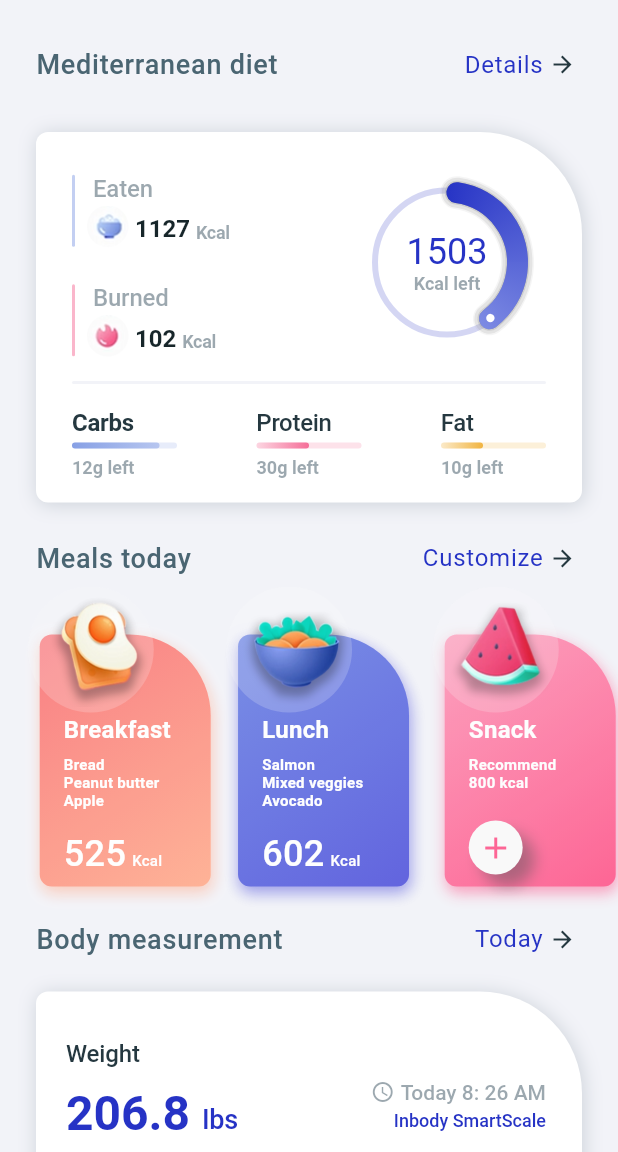
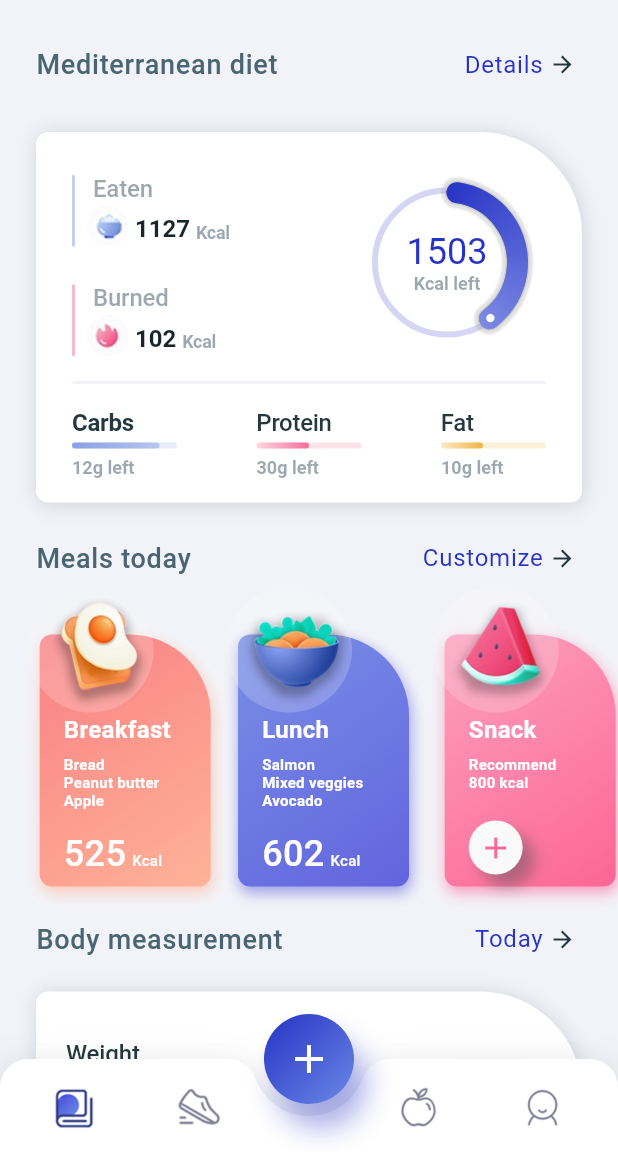
Before and after one commit to ragabelsayed/FitnessApp, a Flutter app: the HomeScreen screen opened directly, on a phone screen of 412 x 824 dp, the part 84-1236 px from its top. Run offline on Flutter 3.47's test engine with Material 2 defaults, Android fonts, the phone set to English and light mode, and no system bars; our stand-ins replace google_fonts.

Commit message:
Adding custom bottomBar

```diff
--- a/fitness_app/lib/main.dart
+++ b/fitness_app/lib/main.dart
@@ -16,8 +16,8 @@ class MyApp extends StatelessWidget {
       theme: ThemeData(
         primarySwatch: Colors.blue,
       ),
-      home: TrainingScreen(),
-      //home: HomeScreen(),
+      // home: TrainingScreen(),
+      home: HomeScreen(),
       //home: MyDiaryScreen(),
       routes: {},
     );
--- a/fitness_app/lib/models/tabIcon_data.dart
+++ b/fitness_app/lib/models/tabIcon_data.dart
@@ -1,14 +1,18 @@
+import 'package:flutter/material.dart';
+
 class TabIconData {
   String image;
   String selectedImage;
   bool isSelected;
   int index;
+  AnimationController animationController;
 
   TabIconData({
     this.image = '',
     this.index = 0,
     this.selectedImage = '',
     this.isSelected = false,
+    this.animationController,
   });
 
   static List<TabIconData> tabIconsList = [
@@ -17,24 +21,28 @@ class TabIconData {
       selectedImage: 'lib/assets/images/tab_1s.png',
       index: 0,
       isSelected: true,
+      animationController: null,
     ),
     TabIconData(
       image: 'lib/assets/images/tab_2.png',
       selectedImage: 'lib/assets/images/tab_2s.png',
       index: 1,
       isSelected: false,
+      animationController: null,
     ),
     TabIconData(
       image: 'lib/assets/images/tab_3.png',
       selectedImage: 'lib/assets/images/tab_3s.png',
       index: 2,
       isSelected: false,
+      animationController: null,
     ),
     TabIconData(
       image: 'lib/assets/images/tab_4.png',
       selectedImage: 'lib/assets/images/tab_4s.png',
       index: 3,
       isSelected: false,
+      animationController: null,
     ),
   ];
 }
--- a/fitness_app/lib/screens/home_screen.dart
+++ b/fitness_app/lib/screens/home_screen.dart
@@ -1,5 +1,8 @@
 import 'package:fitness_app/app_theme.dart';
+import 'package:fitness_app/models/tabIcon_data.dart';
 import 'package:fitness_app/screens/my_diary_screen.dart';
+import 'package:fitness_app/screens/training_screen.dart';
+import 'package:fitness_app/widgets/bottom_bar_view.dart';
 import 'package:flutter/material.dart';
 
 class HomeScreen extends StatefulWidget {
@@ -10,6 +13,7 @@ class HomeScreen extends StatefulWidget {
 class _MyHomeScreenState extends State<HomeScreen>
     with TickerProviderStateMixin {
   AnimationController _animationController;
+  List<TabIconData> _tabIconsList = TabIconData.tabIconsList;
   Widget _tabBody = Container(color: AppTheme.background);
 
   @override
@@ -51,6 +55,7 @@ class _MyHomeScreenState extends State<HomeScreen>
               return Stack(
                 children: [
                   _tabBody,
+                  _bottomBar(),
                 ],
               );
             }
@@ -59,4 +64,41 @@ class _MyHomeScreenState extends State<HomeScreen>
       ),
     );
   }
+
+  Widget _bottomBar() {
+    return Column(
+      children: [
+        const Expanded(child: SizedBox()),
+        BottomBarView(
+          tabIconeList: _tabIconsList,
+          addClick: () {},
+          changeIndex: (index) {
+            if (index == 0 || index == 2) {
+              _animationController.reverse().then((value) {
+                if (!mounted) {
+                  return;
+                }
+                setState(() {
+                  _tabBody = MyDiaryScreen(
+                    animationController: _animationController,
+                  );
+                });
+              });
+            } else if (index == 1 || index == 3) {
+              _animationController.reverse().then((value) {
+                if (!mounted) {
+                  return;
+                }
+                setState(() {
+                  _tabBody = TrainingScreen(
+                    animationController: _animationController,
+                  );
+                });
+              });
+            }
+          },
+        ),
+      ],
+    );
+  }
 }
--- a/fitness_app/lib/screens/my_diary_screen.dart
+++ b/fitness_app/lib/screens/my_diary_screen.dart
@@ -247,6 +247,9 @@ class _MyDiaryScreenState extends State<MyDiaryScreen>
           children: [
             _getMainListViewUI(),
             _getAppBarUI(),
+            SizedBox(
+              height: MediaQuery.of(context).padding.bottom,
+            )
           ],
         ),
       ),
--- a/fitness_app/lib/screens/training_screen.dart
+++ b/fitness_app/lib/screens/training_screen.dart
@@ -8,13 +8,15 @@ import 'package:google_fonts/google_fonts.dart';
 import 'package:intl/intl.dart';
 
 class TrainingScreen extends StatefulWidget {
+  final AnimationController animationController;
+
+  const TrainingScreen({this.animationController});
   @override
   _TrainingScreenState createState() => _TrainingScreenState();
 }
 
 class _TrainingScreenState extends State<TrainingScreen>
     with TickerProviderStateMixin {
-  AnimationController _animationController;
   Animation _topBarAnimation;
   List<Widget> _listviews = [];
   DateTime _selectedDate;
@@ -24,13 +26,9 @@ class _TrainingScreenState extends State<TrainingScreen>
   @override
   void initState() {
     super.initState();
-    _animationController = AnimationController(
-      vsync: this,
-      duration: const Duration(milliseconds: 600),
-    );
     _topBarAnimation =
         Tween<double>(begin: 0.0, end: 1.0).animate(CurvedAnimation(
-      parent: _animationController,
+      parent: widget.animationController,
       curve: Interval(0, 0.5, curve: Curves.fastOutSlowIn),
     ));
     _addAllListData();
@@ -66,10 +64,10 @@ class _TrainingScreenState extends State<TrainingScreen>
       TitleView(
         titleText: 'Your program',
         subText: 'Details',
-        animationController: _animationController,
+        animationController: widget.animationController,
         animation: Tween<double>(begin: 0.0, end: 1.0).animate(
           CurvedAnimation(
-            parent: _animationController,
+            parent: widget.animationController,
             curve: Interval(
               (1 / count) * 0,
               1.0,
@@ -82,10 +80,10 @@ class _TrainingScreenState extends State<TrainingScreen>
 
     _listviews.add(
       WorkoutView(
-        animationController: _animationController,
+        animationController: widget.animationController,
         animation: Tween<double>(begin: 0.0, end: 1.0).animate(
           CurvedAnimation(
-            parent: _animationController,
+            parent: widget.animationController,
             curve: Interval(
               (1 / count) * 2,
               1.0,
@@ -98,10 +96,10 @@ class _TrainingScreenState extends State<TrainingScreen>
 
     _listviews.add(
       RunningView(
-        animationController: _animationController,
+        animationController: widget.animationController,
         animation: Tween<double>(begin: 0.0, end: 1.0).animate(
           CurvedAnimation(
-            parent: _animationController,
+            parent: widget.animationController,
             curve: Interval(
               (1 / count) * 3,
               1.0,
@@ -116,10 +114,10 @@ class _TrainingScreenState extends State<TrainingScreen>
       TitleView(
         titleText: 'Area of focus',
         subText: 'more',
-        animationController: _animationController,
+        animationController: widget.animationController,
         animation: Tween<double>(begin: 0.0, end: 1.0).animate(
           CurvedAnimation(
-              parent: _animationController,
+              parent: widget.animationController,
               curve: Interval(
                 (1 / count) * 4,
                 1.0,
@@ -131,10 +129,10 @@ class _TrainingScreenState extends State<TrainingScreen>
 
     _listviews.add(
       AreaListView(
-        mainScreenAnimationController: _animationController,
+        mainScreenAnimationController: widget.animationController,
         mainScreenAnimation: Tween<double>(begin: 0.0, end: 1.0).animate(
           CurvedAnimation(
-            parent: _animationController,
+            parent: widget.animationController,
             curve: Interval(
               (1 / count) * 5,
               1.0,
@@ -144,12 +142,6 @@ class _TrainingScreenState extends State<TrainingScreen>
         ),
       ),
     );
-  }
-
-  @override
-  void dispose() {
-    _animationController.dispose();
-    super.dispose();
   }
 
   void _dataPicker() {
@@ -183,6 +175,9 @@ class _TrainingScreenState extends State<TrainingScreen>
           children: [
             _getMainListViewUI(),
             _getAppBarUI(),
+            SizedBox(
+              height: MediaQuery.of(context).padding.bottom,
+            ),
           ],
         ),
       ),
@@ -206,7 +201,7 @@ class _TrainingScreenState extends State<TrainingScreen>
             ),
             scrollDirection: Axis.vertical,
             itemBuilder: (context, index) {
-              _animationController.forward();
+              widget.animationController.forward();
               return _listviews[index];
             },
           );
@@ -219,7 +214,7 @@ class _TrainingScreenState extends State<TrainingScreen>
     return Column(
       children: [
         AnimatedBuilder(
-          animation: _animationController,
+          animation: widget.animationController,
           builder: (context, child) {
             return FadeTransition(
               opacity: _topBarAnimation,
--- /dev/null
+++ b/fitness_app/lib/widgets/bottom_bar_view.dart
@@ -0,0 +1,380 @@
+import 'package:fitness_app/app_theme.dart';
+import 'dart:math' as math;
+
+import 'package:fitness_app/models/tabIcon_data.dart';
+import 'package:flutter/material.dart';
+
+import '../main.dart';
+
+class BottomBarView extends StatefulWidget {
+  final Function(int index) changeIndex;
+  final Function addClick;
+  final List<TabIconData> tabIconeList;
+
+  const BottomBarView({this.tabIconeList, this.changeIndex, this.addClick});
+
+  @override
+  _BottomBarViewState createState() => _BottomBarViewState();
+}
+
+class _BottomBarViewState extends State<BottomBarView>
+    with TickerProviderStateMixin {
+  AnimationController _animationController;
+
+  @override
+  void initState() {
+    super.initState();
+    _animationController = AnimationController(
+      vsync: this,
+      duration: const Duration(milliseconds: 1000),
+    );
+
+    _animationController.forward();
+  }
+
+  void setRemoveAllSelection(TabIconData tabIconData) {
+    if (!mounted) return;
+    setState(() {
+      widget.tabIconeList.forEach((TabIconData tab) {
+        tab.isSelected = false;
+        if (tabIconData.index == tab.index) {
+          tab.isSelected = true;
+        }
+      });
+    });
+  }
+
+  @override
+  Widget build(BuildContext context) {
+    return Stack(
+      alignment: AlignmentDirectional.bottomCenter,
+      children: [
+        AnimatedBuilder(
+          animation: _animationController,
+          builder: (context, child) {
+            return PhysicalShape(
+              color: AppTheme.white,
+              elevation: 16,
+              clipper: TabClipper(
+                radius: Tween<double>(begin: 0, end: 1)
+                        .animate(
+                          CurvedAnimation(
+                            parent: _animationController,
+                            curve: Curves.fastOutSlowIn,
+                          ),
+                        )
+                        .value *
+                    38.0,
+              ),
+              child: Column(
+                children: [
+                  SizedBox(
+                    height: 62,
+                    child: Padding(
+                      padding: const EdgeInsets.only(left: 8, right: 8, top: 4),
+                      child: Row(
+                        children: [
+                          Expanded(
+                            child: TabIcons(
+                              tabIconData: widget.tabIconeList[0],
+                              removeAllSelect: () {
+                                setRemoveAllSelection(widget.tabIconeList[0]);
+                                widget.changeIndex(0);
+                              },
+                            ),
+                          ),
+                          Expanded(
+                            child: TabIcons(
+                              tabIconData: widget.tabIconeList[1],
+                              removeAllSelect: () {
+                                setRemoveAllSelection(widget.tabIconeList[1]);
+                                widget.changeIndex(1);
+                              },
+                            ),
+                          ),
+                          SizedBox(
+                            width: Tween<double>(begin: 0.0, end: 1.0)
+                                    .animate(CurvedAnimation(
+                                        parent: _animationController,
+                                        curve: Curves.fastOutSlowIn))
+                                    .value *
+                                64.0,
+                          ),
+                          Expanded(
+                            child: TabIcons(
+                              tabIconData: widget.tabIconeList[2],
+                              removeAllSelect: () {
+                                setRemoveAllSelection(widget.tabIconeList[2]);
+                                widget.changeIndex(2);
+                              },
+                            ),
+                          ),
+                          Expanded(
+                            child: TabIcons(
+                              tabIconData: widget.tabIconeList[3],
+                              removeAllSelect: () {
+                                setRemoveAllSelection(widget.tabIconeList[3]);
+                                widget.changeIndex(3);
+                              },
+                            ),
+                          ),
+                        ],
+                      ),
+                    ),
+                  ),
+                  SizedBox(
+                    height: MediaQuery.of(context).padding.bottom,
+                  ),
+                ],
+              ),
+            );
+          },
+        ),
+        Padding(
+          padding:
+              EdgeInsets.only(bottom: MediaQuery.of(context).padding.bottom),
+          child: SizedBox(
+            width: 38 * 2.0,
+            height: 38 + 62.0,
+            child: Container(
+              alignment: Alignment.topCenter,
+              color: Colors.transparent,
+              child: SizedBox(
+                width: 38 * 2.0,
+                height: 38 * 2.0,
+                child: Padding(
+                  padding: const EdgeInsets.all(8.0),
+                  child: ScaleTransition(
+                    alignment: Alignment.center,
+                    scale: Tween<double>(begin: 0.0, end: 1.0).animate(
+                      CurvedAnimation(
+                        parent: _animationController,
+                        curve: Curves.fastOutSlowIn,
+                      ),
+                    ),
+                    child: Container(
+                      decoration: BoxDecoration(
+                        color: AppTheme.nearlyDarkBlue,
+                        gradient: LinearGradient(
+                          colors: [
+                            AppTheme.nearlyDarkBlue,
+                            HexColor('#6A88E5'),
+                          ],
+                          begin: Alignment.topLeft,
+                          end: Alignment.bottomRight,
+                        ),
+                        shape: BoxShape.circle,
+                        boxShadow: [
+                          BoxShadow(
+                            color: AppTheme.nearlyDarkBlue.withOpacity(0.4),
+                            offset: const Offset(8, 16),
+                            blurRadius: 16,
+                          ),
+                        ],
+                      ),
+                      child: Material(
+                        color: Colors.transparent,
+                        child: InkWell(
+                          splashColor: Colors.white.withOpacity(0.1),
+                          highlightColor: Colors.transparent,
+                          focusColor: Colors.transparent,
+                          onTap: () {
+                            widget.addClick();
+                          },
+                          child: Icon(
+                            Icons.add,
+                            color: AppTheme.white,
+                            size: 32,
+                          ),
+                        ),
+                      ),
+                    ),
+                  ),
+                ),
+              ),
+            ),
+          ),
+        ),
+      ],
+    );
+  }
+}
+
+class TabIcons extends StatefulWidget {
+  final TabIconData tabIconData;
+  final Function removeAllSelect;
+  const TabIcons({this.tabIconData, this.removeAllSelect});
+
+  @override
+  _TabIconsState createState() => _TabIconsState();
+}
+
+class _TabIconsState extends State<TabIcons> with TickerProviderStateMixin {
+  @override
+  void initState() {
+    super.initState();
+    widget.tabIconData.animationController = AnimationController(
+      vsync: this,
+      duration: const Duration(milliseconds: 400),
+    )..addStatusListener((status) {
+        if (status == AnimationStatus.completed) {
+          if (!mounted) return;
+          widget.removeAllSelect();
+          widget.tabIconData.animationController.reverse();
+        }
+      });
+  }
+
+  void setAnimation() {
+    widget.tabIconData.animationController.forward();
+  }
+
+  @override
+  Widget build(BuildContext context) {
+    return AspectRatio(
+      aspectRatio: 1,
+      child: Center(
+        child: InkWell(
+          splashColor: Colors.transparent,
+          focusColor: Colors.transparent,
+          highlightColor: Colors.transparent,
+          hoverColor: Colors.transparent,
+          onTap: () {
+            if (!widget.tabIconData.isSelected) {
+              setAnimation();
+            }
+          },
+          child: IgnorePointer(
+            child: Stack(
+              alignment: AlignmentDirectional.center,
+              children: [
+                ScaleTransition(
+                  alignment: Alignment.center,
+                  scale: Tween<double>(begin: 0.88, end: 1.0).animate(
+                    CurvedAnimation(
+                      parent: widget.tabIconData.animationController,
+                      curve: Interval(0.1, 1.0, curve: Curves.fastOutSlowIn),
+                    ),
+                  ),
+                  child: Image.asset(widget.tabIconData.isSelected
+                      ? widget.tabIconData.selectedImage
+                      : widget.tabIconData.image),
+                ),
+                Positioned(
+                  top: 4,
+                  left: 6,
+                  right: 0,
+                  child: ScaleTransition(
+                    alignment: Alignment.center,
+                    scale: Tween<double>(begin: 0.0, end: 1.0).animate(
+                        CurvedAnimation(
+                            parent: widget.tabIconData.animationController,
+                            curve: Interval(0.2, 1.0,
+                                curve: Curves.fastOutSlowIn))),
+                    child: Container(
+                      width: 8,
+                      height: 8,
+                      decoration: BoxDecoration(
+                        color: AppTheme.nearlyDarkBlue,
+                        shape: BoxShape.circle,
+                      ),
+                    ),
+                  ),
+                ),
+                Positioned(
+                  top: 0,
+                  left: 6,
+                  bottom: 8,
+                  child: ScaleTransition(
+                    alignment: Alignment.center,
+                    scale: Tween<double>(begin: 0.0, end: 1.0).animate(
+                        CurvedAnimation(
+                            parent: widget.tabIconData.animationController,
+                            curve: Interval(0.5, 0.8,
+                                curve: Curves.fastOutSlowIn))),
+                    child: Container(
+                      width: 4,
+                      height: 4,
+                      decoration: BoxDecoration(
+                        color: AppTheme.nearlyDarkBlue,
+                        shape: BoxShape.circle,
+                      ),
+                    ),
+                  ),
+                ),
+                Positioned(
+                  top: 6,
+                  right: 8,
+                  bottom: 0,
+                  child: ScaleTransition(
+                    alignment: Alignment.center,
+                    scale: Tween<double>(begin: 0.0, end: 1.0).animate(
+                        CurvedAnimation(
+                            parent: widget.tabIconData.animationController,
+                            curve: Interval(0.5, 0.6,
+                                curve: Curves.fastOutSlowIn))),
+                    child: Container(
+                      width: 6,
+                      height: 6,
+                      decoration: BoxDecoration(
+                        color: AppTheme.nearlyDarkBlue,
+                        shape: BoxShape.circle,
+                      ),
+                    ),
+                  ),
+                ),
+              ],
+            ),
+          ),
+        ),
+      ),
+    );
+  }
+}
+
+class TabClipper extends CustomClipper<Path> {
+  final double radius;
+  TabClipper({this.radius = 38});
+
+  @override
+  Path getClip(Size size) {
+    final Path path = Path();
+
+    final double v = radius * 2;
+    path.lineTo(0, 0);
+    path.arcTo(Rect.fromLTWH(0, 0, radius, radius), degreeToRadians(180),
+        degreeToRadians(90), false);
+    path.arcTo(
+        Rect.fromLTWH(
+            ((size.width / 2) - v / 2) - radius + v * 0.04, 0, radius, radius),
+        degreeToRadians(270),
+        degreeToRadians(70),
+        false);
+
+    path.arcTo(Rect.fromLTWH((size.width / 2) - v / 2, -v / 2, v, v),
+        degreeToRadians(160), degreeToRadians(-140), false);
+
+    path.arcTo(
+        Rect.fromLTWH((size.width - ((size.width / 2) - v / 2)) - v * 0.04, 0,
+            radius, radius),
+        degreeToRadians(200),
+        degreeToRadians(70),
+        false);
+    path.arcTo(Rect.fromLTWH(size.width - radius, 0, radius, radius),
+        degreeToRadians(270), degreeToRadians(90), false);
+    path.lineTo(size.width, 0);
+    path.lineTo(size.width, size.height);
+    path.lineTo(0, size.height);
+
+    path.close();
+    return path;
+  }
+
+  @override
+  bool shouldReclip(TabClipper oldClipper) => true;
+
+  double degreeToRadians(double degree) {
+    final double redian = (math.pi / 180) * degree;
+    return redian;
+  }
+}
```
